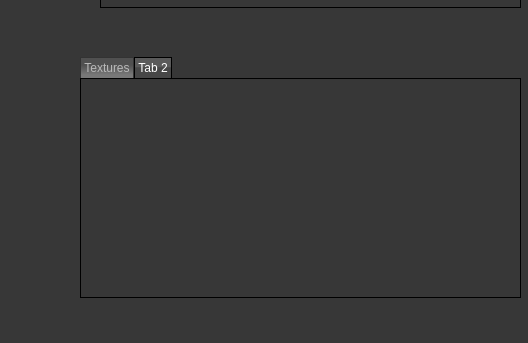
Qt form QtProject/editor/mainwindow.ui (madvil/Editor) before a commit; both pictures show x 0 to 528 and y 355 to 698 of the 938 by 698 pixel window.
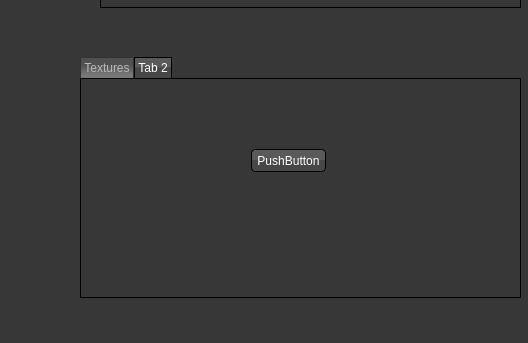
The same form after that commit. The open tabs and pages were chosen to show the change. Icons and pictures are not drawn.

```diff
--- a/QtProject/editor/mainwindow.ui
+++ b/QtProject/editor/mainwindow.ui
@@ -382,6 +382,19 @@
         <attribute name="title">
          <string>Tab 2</string>
         </attribute>
+        <widget class="QPushButton" name="pushButton">
+         <property name="geometry">
+          <rect>
+           <x>170</x>
+           <y>70</y>
+           <width>75</width>
+           <height>23</height>
+          </rect>
+         </property>
+         <property name="text">
+          <string>PushButton</string>
+         </property>
+        </widget>
        </widget>
       </widget>
      </item>
```
Left out of the diff: 2 changed lines with no effect on the pictures.
